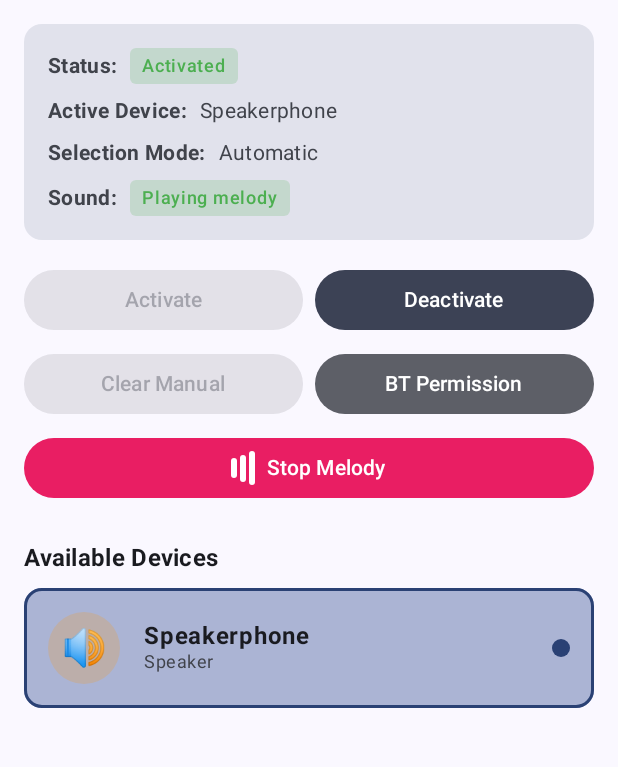
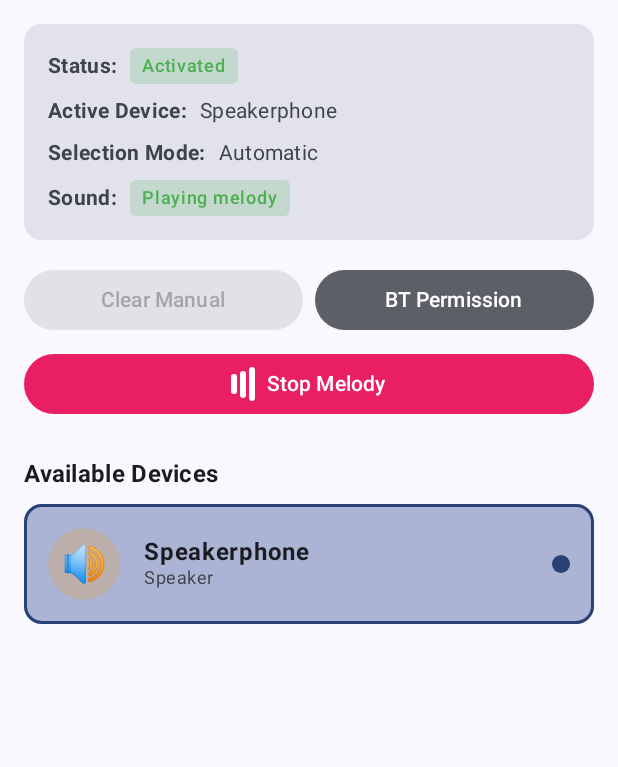
Before and after one commit to maratsct/sceyt-android-audio-routing, an Android app built with Jetpack Compose: the screen it shows after launch (MainActivity), after a tap on "Play Melody", on a phone screen of 412 x 824 dp, the part 96-863 px from its top. Run offline under Robolectric (Android 15) with nearby library versions, the light colour scheme and no system bars; 1 statement that could not run was skipped.

Commit message:
Update UI to remove manual activation controls and ignore build artifacts
- Removed "Activate" and "Deactivate" buttons from `ControlButtons` in `MainActivity.kt`.
- Updated `ControlButtons` composable signature to remove `routingState`, `onActivate`, and `onDeactivate` parameters.
- Added `/audiorouting/build` to `.gitignore`.

```diff
--- a/app/src/main/java/com/sceyt/audiorouting/MainActivity.kt
+++ b/app/src/main/java/com/sceyt/audiorouting/MainActivity.kt
@@ -291,10 +291,7 @@ fun AudioRoutingDemo(
 
             // Control Buttons
             ControlButtons(
-                routingState = routingState,
                 isManualSelection = isManualSelection,
-                onActivate = { audioRouter.activate() },
-                onDeactivate = { audioRouter.deactivate() },
                 onClearManualSelection = { audioRouter.clearManualSelection() },
                 onRequestPermission = onRequestPermission
             )
@@ -552,39 +549,10 @@ fun StatusBadge(routingState: RoutingState) {
 
 @Composable
 fun ControlButtons(
-    routingState: RoutingState,
     isManualSelection: Boolean,
-    onActivate: () -> Unit,
-    onDeactivate: () -> Unit,
     onClearManualSelection: () -> Unit,
     onRequestPermission: () -> Unit
 ) {
-    Row(
-        modifier = Modifier.fillMaxWidth(),
-        horizontalArrangement = Arrangement.spacedBy(8.dp)
-    ) {
-        Button(
-            onClick = onActivate,
-            enabled = routingState == RoutingState.STARTED,
-            modifier = Modifier.weight(1f)
-        ) {
-            Text("Activate")
-        }
-
-        Button(
-            onClick = onDeactivate,
-            enabled = routingState == RoutingState.ACTIVATED,
-            modifier = Modifier.weight(1f),
-            colors = ButtonDefaults.buttonColors(
-                containerColor = MaterialTheme.colorScheme.secondary
-            )
-        ) {
-            Text("Deactivate")
-        }
-    }
-
-    Spacer(modifier = Modifier.height(8.dp))
-
     Row(
         modifier = Modifier.fillMaxWidth(),
         horizontalArrangement = Arrangement.spacedBy(8.dp)
```
Also changed, not shown: 1 other file.
